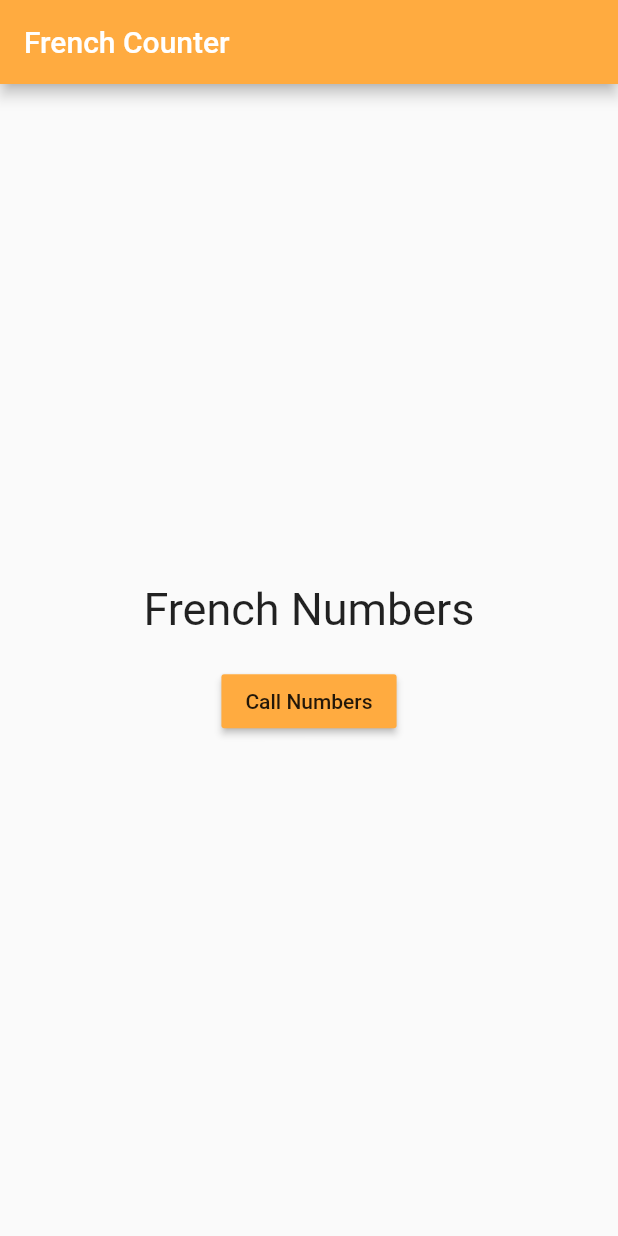
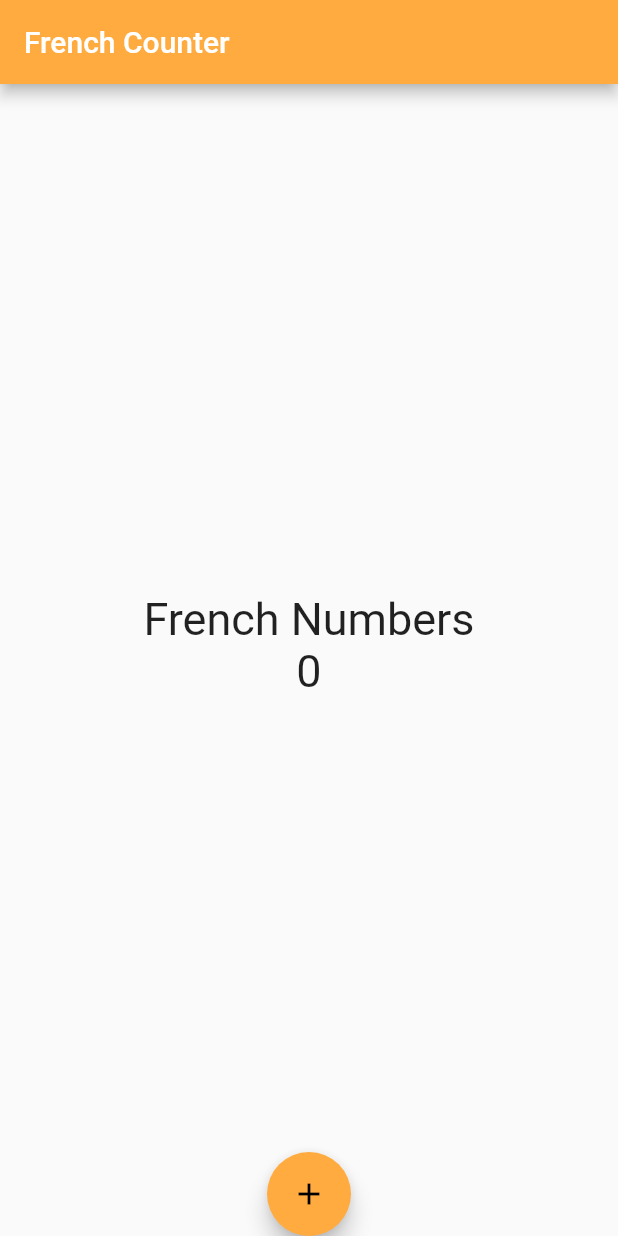
Before and after one commit to Shivank-Mittal/FlutterAPPLearning, a Flutter app: the screen it shows after launch, on a phone screen of 412 x 824 dp. Run offline on Flutter 3.47's test engine with Material 2 defaults, Android fonts, the phone set to English and light mode, and no system bars.

Commit message:
completed french numbers increment

```diff
--- a/02/statefull_App/lib/main.dart
+++ b/02/statefull_App/lib/main.dart
@@ -49,9 +49,10 @@ class MyCounterState extends State<MyCounter>
   }
 
   @override
-  // TODO: implement widget
   Widget build(context){
     return MaterialApp(
+      theme: ThemeData(
+        accentColor: Colors.orangeAccent ),
       home:Scaffold(
         appBar: AppBar(
           title: Text('French Counter'),
@@ -64,14 +65,23 @@ class MyCounterState extends State<MyCounter>
 
               children: <Widget>[
                 Text(DefaultText, style: TextStyle(fontSize: 30.0),),
+                Text(counter.toString(), style: TextStyle(fontSize: 30.0),),
                 Padding(padding: EdgeInsets.all(10.0),),
-                RaisedButton(
-                  child: Text('Call Numbers'),
-                  onPressed:displayNumbers ,
-                  color: Colors.orangeAccent,)
+                // RaisedButton(
+                //   child: Text('Call Numbers'),
+                //   onPressed:displayNumbers ,
+                //   color: Colors.orangeAccent,)
               ],
-            ),),
+            ),
+          ),
         ),
+        floatingActionButton: FloatingActionButton(
+          onPressed:displayNumbers ,
+          child: Icon(
+            Icons.add,
+            )
+          ),
+        floatingActionButtonLocation: FloatingActionButtonLocation.centerDocked,
       )
     );
   }
```
